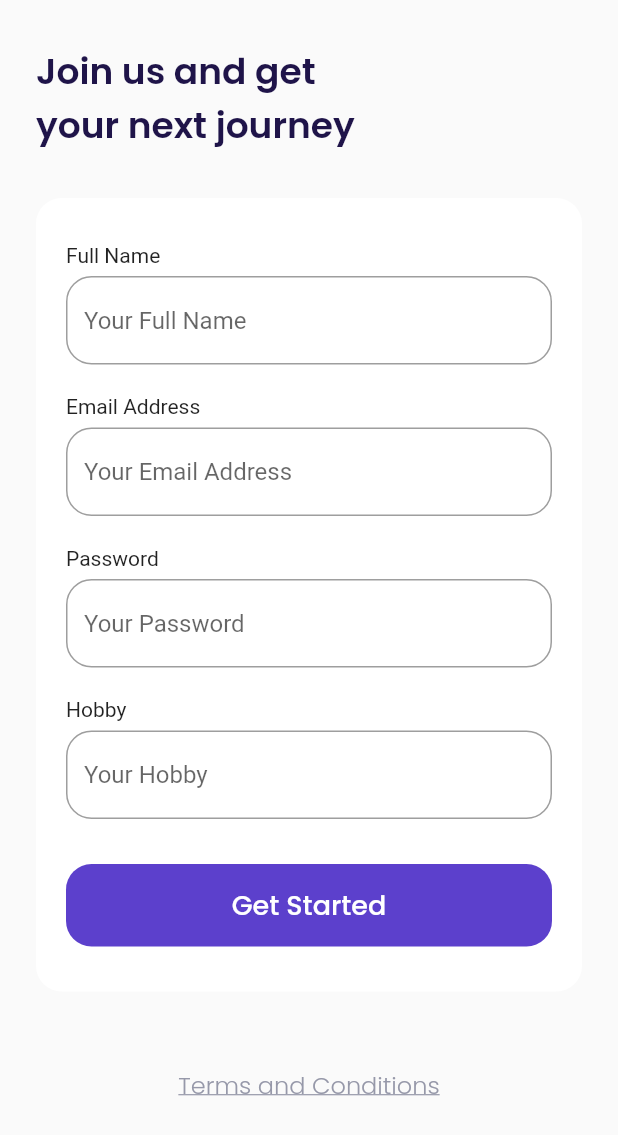
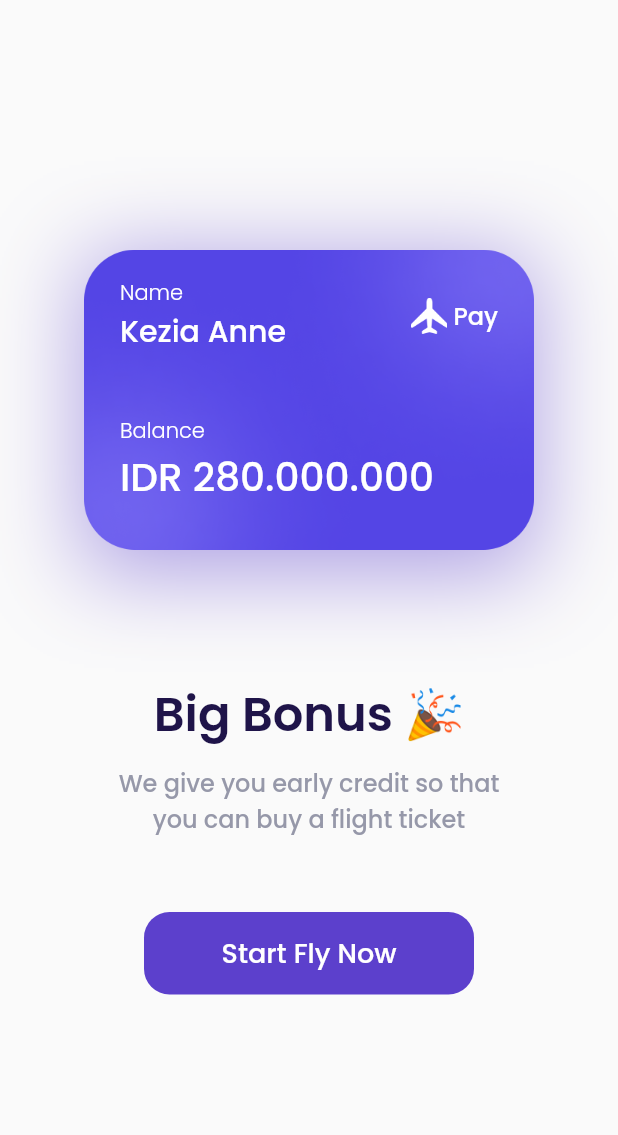
Before and after one commit to katzura1/flutter_airplane, a Flutter app: the SignUpPage screen opened by its route, after a tap on "Get Started", on a phone screen of 412 x 824 dp. Shown: the top 1135 px of the screen. Run offline on Flutter 3.47's test engine with Material 2 defaults, Android fonts, the phone set to English and light mode, and no system bars; our stand-ins replace google_fonts.

Commit message:
bonus page

```diff
--- a/lib/main.dart
+++ b/lib/main.dart
@@ -1,3 +1,4 @@
+import 'package:airplane/ui/pages/bonus.dart';
 import 'package:airplane/ui/pages/get_started_page.dart';
 import 'package:airplane/ui/pages/sign_up_page.dart';
 import 'package:airplane/ui/pages/splash_page.dart';
@@ -17,6 +18,7 @@ class MyApp extends StatelessWidget {
         '/': (context) => SplashPage(),
         '/get-started': (context) => GetStartedPage(),
         '/sign-up': (context) => SignUpPage(),
+        'bonus': (context) => BonusPage(),
       },
     );
   }
--- /dev/null
+++ b/lib/ui/pages/bonus.dart
@@ -0,0 +1,154 @@
+import 'package:flutter/material.dart';
+import '../../shared/theme.dart';
+
+class BonusPage extends StatelessWidget {
+  const BonusPage({Key? key}) : super(key: key);
+
+  @override
+  Widget build(BuildContext context) {
+    Widget bonusCard() {
+      return Container(
+        height: 211,
+        width: 300,
+        padding: EdgeInsets.all(defaultMargin),
+        decoration: BoxDecoration(
+          image: const DecorationImage(
+            image: AssetImage('assets/image_card.png'),
+          ),
+          boxShadow: [
+            BoxShadow(
+              color: kPrimaryColor.withOpacity(0.5),
+              blurRadius: 50.0,
+              offset: Offset(0, 10),
+            )
+          ],
+        ),
+        child: Column(
+          crossAxisAlignment: CrossAxisAlignment.start,
+          children: [
+            Row(
+              children: [
+                Expanded(
+                  child: Column(
+                    crossAxisAlignment: CrossAxisAlignment.start,
+                    children: [
+                      Text(
+                        'Name',
+                        style: whiteTextStyle.copyWith(
+                          fontWeight: light,
+                        ),
+                      ),
+                      Text(
+                        'Kezia Anne',
+                        style: whiteTextStyle.copyWith(
+                          fontSize: 20,
+                          fontWeight: medium,
+                        ),
+                        overflow: TextOverflow.ellipsis,
+                      )
+                    ],
+                  ),
+                ),
+                Container(
+                  width: 24,
+                  height: 24,
+                  margin: const EdgeInsets.only(right: 4),
+                  decoration: const BoxDecoration(image: DecorationImage(image: AssetImage('assets/image_logo.png'))),
+                ),
+                Text(
+                  "Pay",
+                  style: whiteTextStyle.copyWith(
+                    fontSize: 16,
+                    fontWeight: medium,
+                  ),
+                ),
+              ],
+            ),
+            const SizedBox(
+              height: 41,
+            ),
+            Text(
+              "Balance",
+              style: whiteTextStyle.copyWith(
+                fontWeight: light,
+              ),
+            ),
+            Text(
+              "IDR 280.000.000",
+              style: whiteTextStyle.copyWith(
+                fontSize: 26,
+                fontWeight: medium,
+              ),
+            ),
+          ],
+        ),
+      );
+    }
+
+    Widget title() {
+      return Container(
+        margin: const EdgeInsets.only(top: 80),
+        child: Text(
+          "Big Bonus 🎉",
+          style: blackTextStyle.copyWith(
+            fontSize: 32,
+            fontWeight: semiBold,
+          ),
+        ),
+      );
+    }
+
+    Widget subTitle() {
+      return Container(
+        margin: const EdgeInsets.only(top: 10),
+        child: Text(
+          "We give you early credit so that\nyou can buy a flight ticket",
+          style: grayTextStyle.copyWith(
+            fontSize: 16,
+            fontWeight: medium,
+          ),
+          textAlign: TextAlign.center,
+        ),
+      );
+    }
+
+    Widget startButton() {
+      return Container(
+        height: 55,
+        width: 220,
+        margin: const EdgeInsets.only(top: 50),
+        child: TextButton(
+          onPressed: () {},
+          style: TextButton.styleFrom(
+            backgroundColor: kPrimaryColor,
+            shape: RoundedRectangleBorder(
+              borderRadius: BorderRadius.circular(defaultRadius),
+            ),
+          ),
+          child: Text(
+            "Start Fly Now",
+            style: whiteTextStyle.copyWith(
+              fontSize: 18,
+              fontWeight: medium,
+            ),
+          ),
+        ),
+      );
+    }
+
+    return Scaffold(
+      backgroundColor: kBackgroundColor,
+      body: Center(
+        child: Column(
+          mainAxisAlignment: MainAxisAlignment.center,
+          children: [
+            bonusCard(),
+            title(),
+            subTitle(),
+            startButton(),
+          ],
+        ),
+      ),
+    );
+  }
+}
--- a/lib/ui/pages/sign_up_page.dart
+++ b/lib/ui/pages/sign_up_page.dart
@@ -150,7 +150,9 @@ class SignUpPage extends StatelessWidget {
           width: double.infinity,
           height: 55,
           child: TextButton(
-              onPressed: () {},
+              onPressed: () {
+                Navigator.pushNamed(context, 'bonus');
+              },
               style: TextButton.styleFrom(
                 backgroundColor: kPrimaryColor,
                 shape: RoundedRectangleBorder(
@@ -192,7 +194,7 @@ class SignUpPage extends StatelessWidget {
     Widget tacButton() {
       return Container(
         alignment: Alignment.center,
-        margin: EdgeInsets.only(
+        margin: const EdgeInsets.only(
           top: 50,
           bottom: 73,
         ),
```
